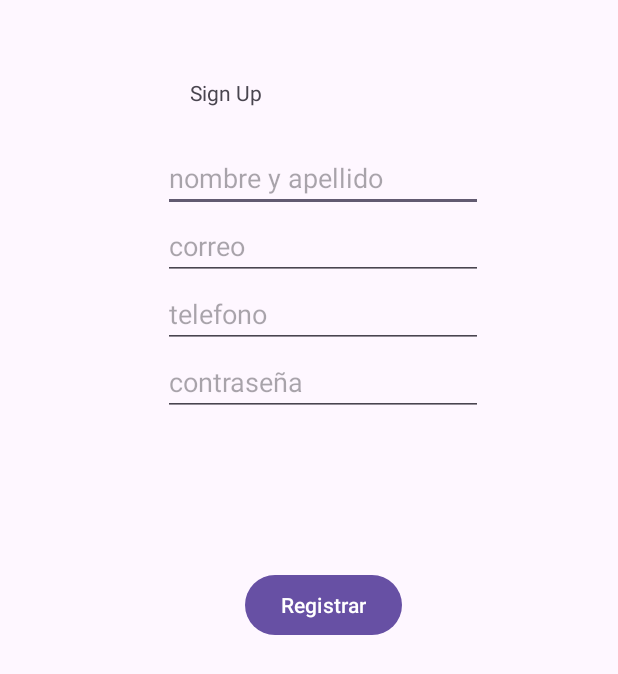
After one commit to JGasBul/CleanBajoqueta-Cliente, an Android app: the SignUp screen opened directly, with no data from a screen before it, on a phone screen of 412 x 824 dp. The commit adds this screen. Shown: the top 674 px of the screen. Run offline under Robolectric (Android 15) with nearby library versions, the phone set to English and light mode, and no system bars; libraries missing offline, so code that uses them is left out: com.androidnetworking, com.androidnetworking.common, com.androidnetworking.error, com.androidnetworking.interfaces.

Commit message:
Registro App funcional sin API
He añadido una segunda actividad para registrar, cuando esté la página de login, se entrará a la pagina de registro desde la página de login, no desde mainActivity

```diff
--- a/android/app/src/main/AndroidManifest.xml
+++ b/android/app/src/main/AndroidManifest.xml
@@ -32,6 +32,7 @@
                 <category android:name="android.intent.category.LAUNCHER" />
             </intent-filter>
         </activity>
+        <activity android:name=".SignUp"/>
         <service android:name=".ServicioEscuharBeacons" />
     </application>
 
--- /dev/null
+++ b/android/app/src/main/java/com/example/sprint_0_android/SignUp.java
@@ -0,0 +1,137 @@
+package com.example.sprint_0_android;
+
+import android.os.Bundle;
+import android.util.Log;
+import android.view.Menu;
+import android.view.View;
+import android.widget.Button;
+import android.widget.EditText;
+import android.widget.Toast;
+import java.util.regex.Pattern;
+import java.util.regex.Matcher;
+
+import androidx.appcompat.app.AppCompatActivity;
+
+import com.androidnetworking.AndroidNetworking;
+import com.androidnetworking.common.Priority;
+import com.androidnetworking.error.ANError;
+import com.androidnetworking.interfaces.JSONObjectRequestListener;
+
+import org.json.JSONException;
+import org.json.JSONObject;
+
+public class SignUp extends AppCompatActivity {
+    private static final String ETIQUETA_LOG = ">>>>";
+    private EditText nombreApellido;
+    private EditText correo;
+    private EditText telefono;
+    private EditText contrasenia;
+    private Button signUp;
+    @Override
+    protected void onCreate(Bundle savedInstanceState) {
+        super.onCreate(savedInstanceState);
+        setContentView(R.layout.activity_signup);
+
+        this.nombreApellido=(EditText) findViewById(R.id.inputNombreApellido);
+        this.correo=(EditText) findViewById(R.id.inputCorreo);
+        this.telefono=(EditText) findViewById(R.id.inputTelefono);
+        this.contrasenia=(EditText) findViewById(R.id.inputContrasenia);
+        this.signUp=(Button) findViewById(R.id.buttonSignUp);
+    }
+    public void boton_registrar(View v){
+        //URL de destino para mandar
+        String urlDestino = "http://172.20.10.11/CleanBajoqueta-Cliente/web/bd/registroApp.php";
+
+        //Objecto JSON para enviar
+        JSONObject postData = new JSONObject();
+
+        //Comprobacion si algún campo esta nulo
+        if (nombreApellido.getText().toString().isEmpty()
+                ||correo.getText().toString().isEmpty()
+                ||telefono.getText().toString().isEmpty()
+                ||contrasenia.getText().toString().isEmpty())
+        {
+            //Si algun campo esta nulo, un mensaje de error
+            Log.d(ETIQUETA_LOG, "boton_registrar: algun campo esta nulo");
+        }else if (correo.getText().toString().contains("@")==false)
+        {
+            //Si el correo no lleva "@"
+            Log.d(ETIQUETA_LOG, "boton_registrar: El formato de correo es incorrecto ");
+        }else {
+            try {
+                //Si no hay campo nulo, guarda valor en objeto JSON
+                postData.put("nombreApellido", nombreApellido.getText().toString());
+                postData.put("email", correo.getText().toString());
+                postData.put("telefono", formatearTelefono(telefono.getText().toString()));
+                postData.put("contraseña", contrasenia.getText().toString());
+            } catch (JSONException e) {
+                e.printStackTrace();
+            }
+        }
+
+        AndroidNetworking.post(urlDestino)
+                .addHeaders("Content-Type", "application/json; charset=utf-8")
+                .addJSONObjectBody(postData)
+                .setTag("post_data")
+                .setPriority(Priority.MEDIUM)
+                .build()
+                .getAsJSONObject(new JSONObjectRequestListener() {
+                    //El servidor me ha respondido con un Json Object
+                    @Override
+                    public void onResponse(JSONObject response) {
+
+                        if (response != null && response.length() > 0) {
+                            try {
+                                //Leo el mensaje que hay en dentro del response
+                                String success = response.getString("success");
+                                String message = response.getString("message");
+
+                                //Si success me responde con un 1, un toast con el message
+                                if ("1".equals(success)) {
+                                    Log.d(ETIQUETA_LOG, "Datos guardados correctamente: " + message);
+                                    finish();
+                                    Toast.makeText(getApplicationContext(), message, Toast.LENGTH_SHORT).show();
+
+                                }
+                                //Si success me responde con un 0, un toast con el message
+                                else {
+                                    Log.d(ETIQUETA_LOG, "Datos guardados incorrectamente: " + message);
+                                    Toast.makeText(getApplicationContext(), message, Toast.LENGTH_SHORT).show();
+
+                                }
+                            } catch (JSONException e) {
+                                e.printStackTrace();
+                            }
+
+                        } else {
+                            Log.d(ETIQUETA_LOG, "Datos guardados incorrectamente ");
+                        }
+                    }
+
+                    @Override
+                    public void onError(ANError error) {
+
+                        if (error != null) {
+                            Log.d(ETIQUETA_LOG, "Mensaje de error: " + error.getMessage().toString());
+                        }
+                    }
+                });
+    }
+
+    //Funcion para seguir el formato de telefono
+    public static String formatearTelefono(String numero) {
+        // Utilizar una expresión regular para dividir el número en grupos
+        Pattern patron = Pattern.compile("(\\d{3})(\\d{2})(\\d{2})(\\d{2})");
+        Matcher matcher = patron.matcher(numero);
+
+        if (matcher.matches()) {
+            // Formatear el número utilizando los grupos capturados
+            String numeroFormateado = matcher.group(1) + "-" + matcher.group(2) + "-" + matcher.group(3) + "-" + matcher.group(4);
+            return numeroFormateado;
+        } else {
+            // Si el número no coincide con el formato esperado, simplemente devuelve el número original
+            return numero;
+        }
+    }
+
+}
--- /dev/null
+++ b/android/app/src/main/res/layout/activity_signup.xml
@@ -0,0 +1,78 @@
+<?xml version="1.0" encoding="utf-8"?>
+<androidx.constraintlayout.widget.ConstraintLayout xmlns:android="http://schemas.android.com/apk/res/android"
+    xmlns:app="http://schemas.android.com/apk/res-auto"
+    xmlns:tools="http://schemas.android.com/tools"
+    android:layout_width="match_parent"
+    android:layout_height="match_parent">
+
+    <TextView
+        android:id="@+id/textView"
+        android:layout_width="157dp"
+        android:layout_height="44dp"
+        android:layout_marginTop="52dp"
+        android:text="Sign Up"
+        app:layout_constraintEnd_toEndOf="parent"
+        app:layout_constraintHorizontal_bias="0.498"
+        app:layout_constraintStart_toStartOf="parent"
+        app:layout_constraintTop_toTopOf="parent" />
+
+    <EditText
+        android:id="@+id/inputNombreApellido"
+        android:layout_width="wrap_content"
+        android:layout_height="wrap_content"
+        android:ems="10"
+        android:hint="nombre y apellido"
+        android:inputType="text"
+        app:layout_constraintEnd_toEndOf="parent"
+        app:layout_constraintHorizontal_bias="0.547"
+        app:layout_constraintStart_toStartOf="parent"
+        app:layout_constraintTop_toBottomOf="@+id/textView" />
+
+    <EditText
+        android:id="@+id/inputCorreo"
+        android:layout_width="wrap_content"
+        android:layout_height="wrap_content"
+        android:ems="10"
+        android:hint="correo"
+        android:inputType="textEmailAddress"
+        app:layout_constraintEnd_toEndOf="@+id/inputNombreApellido"
+        app:layout_constraintHorizontal_bias="0.0"
+        app:layout_constraintStart_toStartOf="@+id/inputNombreApellido"
+        app:layout_constraintTop_toBottomOf="@+id/inputNombreApellido" />
+
+    <EditText
+        android:id="@+id/inputTelefono"
+        android:layout_width="wrap_content"
+        android:layout_height="wrap_content"
+        android:ems="10"
+        android:hint="telefono"
+        android:inputType="phone"
+        app:layout_constraintEnd_toEndOf="@+id/inputCorreo"
+        app:layout_constraintStart_toStartOf="@+id/inputCorreo"
+        app:layout_constraintTop_toBottomOf="@+id/inputCorreo" />
+
+    <EditText
+        android:id="@+id/inputContrasenia"
+        android:layout_width="wrap_content"
+        android:layout_height="wrap_content"
+        android:ems="10"
+        android:hint="contraseña"
+        android:inputType="textPassword"
+        app:layout_constraintEnd_toEndOf="@+id/inputTelefono"
+        app:layout_constraintHorizontal_bias="0.0"
+        app:layout_constraintStart_toStartOf="@+id/inputTelefono"
+        app:layout_constraintTop_toBottomOf="@+id/inputTelefono" />
+
+    <Button
+        android:id="@+id/buttonSignUp"
+        android:layout_width="wrap_content"
+        android:layout_height="wrap_content"
+        android:onClick="boton_registrar"
+        android:text="Registrar"
+        app:layout_constraintBottom_toBottomOf="parent"
+        app:layout_constraintEnd_toEndOf="@+id/inputContrasenia"
+        app:layout_constraintStart_toStartOf="@+id/inputContrasenia"
+        app:layout_constraintTop_toBottomOf="@+id/inputContrasenia"
+        app:layout_constraintVertical_bias="0.204" />
+
+</androidx.constraintlayout.widget.ConstraintLayout>
```
Also changed, not shown: android/app/src/main/java/com/example/sprint_0_android/MainActivity.java (+10 -3 lines), android/app/src/main/res/layout/activity_main.xml (+7 -0 lines), 1 other file.
